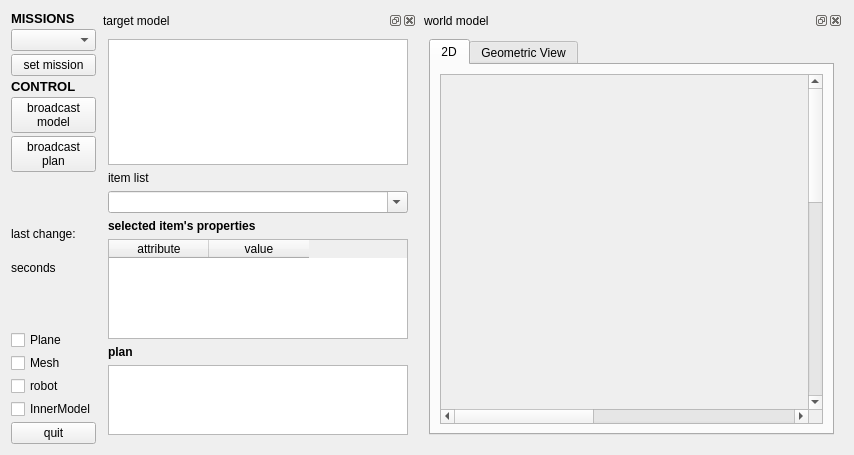
Qt form tools/agmmission/src/mainUI.ui (rahulkatiyar19955/AGM) before a commit.
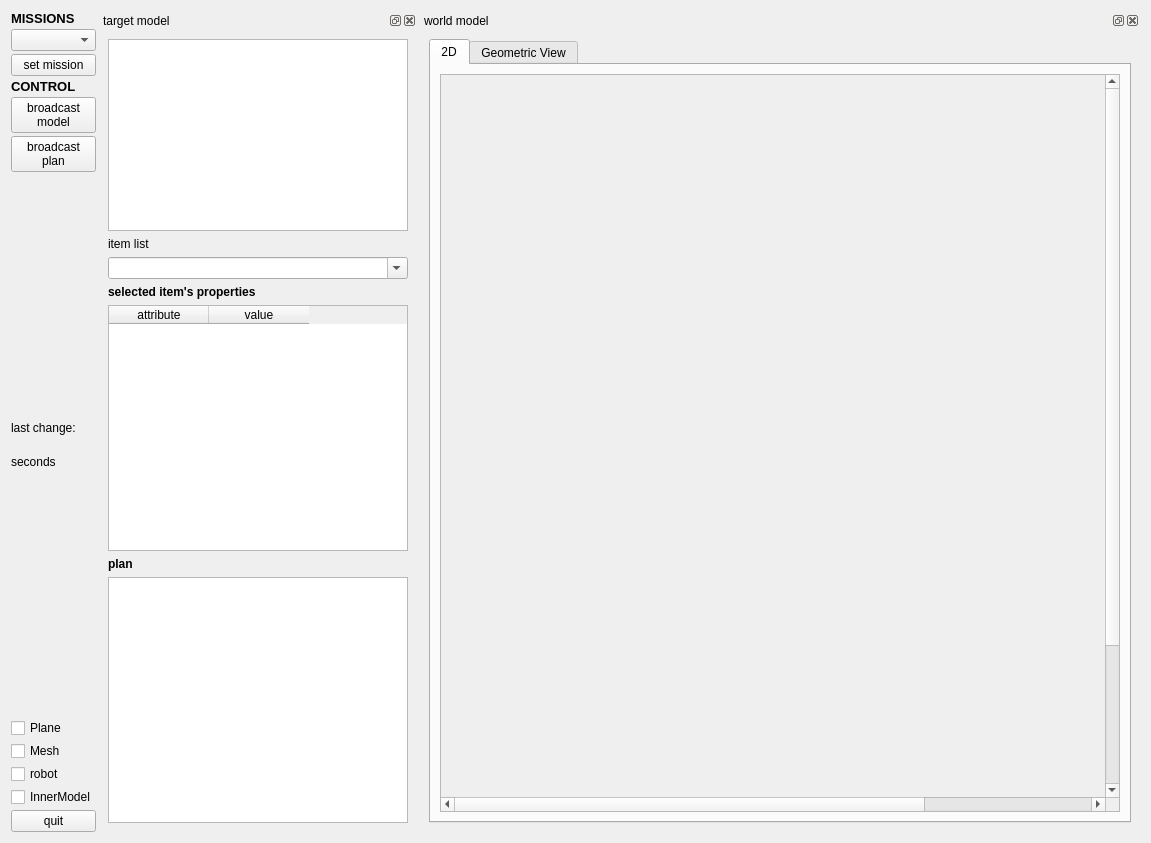
The same form after that commit.

The edit to the form file:
```diff
--- a/tools/agmmission/src/mainUI.ui
+++ b/tools/agmmission/src/mainUI.ui
@@ -6,8 +6,8 @@
    <rect>
     <x>0</x>
     <y>0</y>
-    <width>854</width>
-    <height>455</height>
+    <width>1151</width>
+    <height>843</height>
    </rect>
   </property>
   <property name="windowTitle">
@@ -228,7 +228,7 @@
          <property name="sizePolicy">
           <sizepolicy hsizetype="Expanding" vsizetype="MinimumExpanding">
            <horstretch>15</horstretch>
-           <verstretch>2</verstretch>
+           <verstretch>4</verstretch>
           </sizepolicy>
          </property>
          <property name="minimumSize">
```
